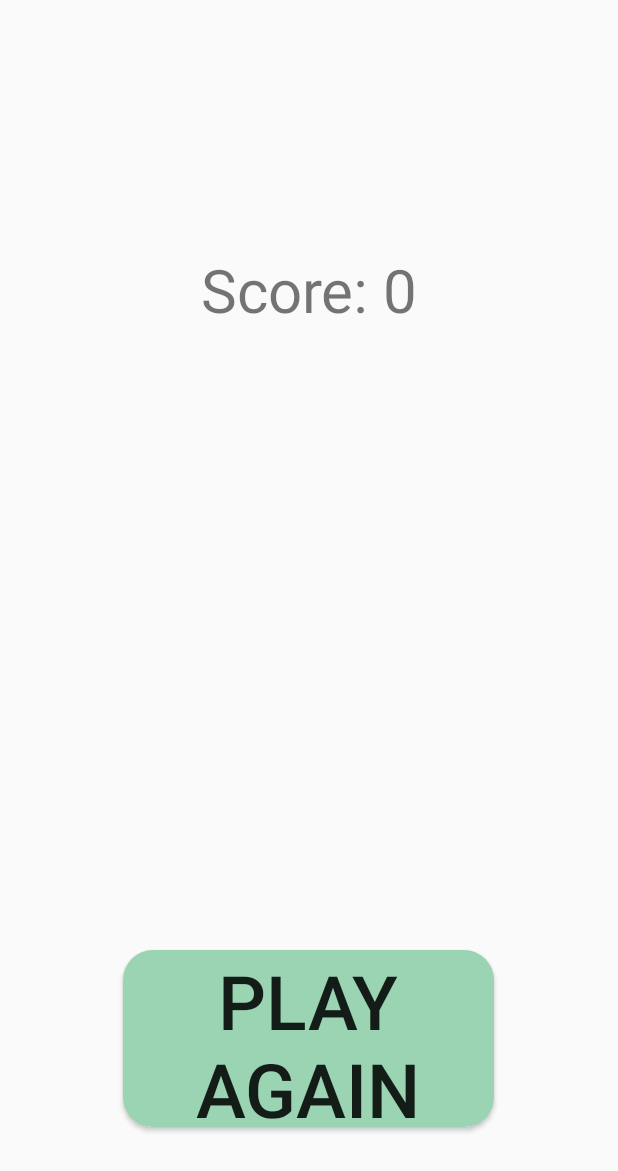
After one commit to Bockcui/ThinkTNCK, an Android app: the gameOver screen opened directly, with no data from a screen before it, on a phone screen of 412 x 824 dp. The commit adds this screen. Shown: the top 1171 px of the screen. Run offline under Robolectric (Android 15) with nearby library versions, the phone set to English and light mode, and no system bars.

Commit message:
created game over page
created game over page and implemented game logic to redirect to game over page

```diff
--- a/app/src/main/AndroidManifest.xml
+++ b/app/src/main/AndroidManifest.xml
@@ -23,6 +23,8 @@
 
         <activity android:name=".diffActivity" ></activity>
 
+        <activity android:name=".gameOver" ></activity>
+
         <activity android:name=".gameActivity" ></activity>
 
     </application>
--- a/app/src/main/java/com/example/shapeshift/gameActivity.java
+++ b/app/src/main/java/com/example/shapeshift/gameActivity.java
@@ -1,5 +1,6 @@
 package com.example.shapeshift;
 
+import android.content.Intent;
 import android.graphics.drawable.Drawable;
 import android.media.MediaPlayer;
 import android.os.Bundle;
@@ -480,7 +481,7 @@ public class gameActivity extends AppCompatActivity implements View.OnClickListe
                     public void onFinish()
                     {
                         if(lives == 0)
-                            finish();
+                            onEnd(score);
                         else
                             startRound();
                     }
@@ -513,7 +514,7 @@ public class gameActivity extends AppCompatActivity implements View.OnClickListe
                     public void onFinish()
                     {
                         if(lives == 0)
-                            finish();
+                            onEnd(score);
                         else
                             startRound();
                     }
@@ -547,4 +548,17 @@ public class gameActivity extends AppCompatActivity implements View.OnClickListe
             }
         }
     }
+
+    private void onEnd(int finScore)
+    {
+        Intent intentEnd= new Intent(gameActivity.this, gameOver.class);
+
+        intentEnd.putExtra("val",finScore);
+        startActivity(intentEnd);
+
+
+
+
+
+    }
 }
--- /dev/null
+++ b/app/src/main/java/com/example/shapeshift/gameOver.java
@@ -0,0 +1,39 @@
+package com.example.shapeshift;
+
+import android.content.Intent;
+import android.os.Bundle;
+import android.view.View;
+import android.widget.Button;
+import android.widget.TextView;
+
+import androidx.annotation.Nullable;
+import androidx.appcompat.app.AppCompatActivity;
+
+public class gameOver extends AppCompatActivity {
+
+
+    @Override
+    protected void onCreate(@Nullable Bundle savedInstanceState){
+        super.onCreate(savedInstanceState);
+        setContentView(R.layout.game_over_page);
+
+        TextView scoreText=(TextView)findViewById(R.id.scoreT);
+
+        Button play_again = (Button) findViewById(R.id.play_again);
+        play_again.setOnClickListener(new View.OnClickListener() {
+            @Override
+            public void onClick(View view) {
+                Intent intent = new Intent(gameOver.this, diffActivity.class);
+                startActivity(intent);
+            }
+        });
+
+Intent intentEnd= getIntent();
+int score=intentEnd.getIntExtra("val",0);
+
+scoreText.setText("Score: "+score);
+
+    }
+
+
+}
--- /dev/null
+++ b/app/src/main/res/layout/game_over_page.xml
@@ -0,0 +1,41 @@
+<?xml version="1.0" encoding="utf-8"?>
+<androidx.constraintlayout.widget.ConstraintLayout xmlns:android="http://schemas.android.com/apk/res/android"
+    xmlns:app="http://schemas.android.com/apk/res-auto"
+    xmlns:tools="http://schemas.android.com/tools"
+    android:id="@+id/game_over_page"
+    android:layout_width="match_parent"
+    android:layout_height="match_parent"
+
+    >
+
+
+    <Button
+        android:id="@+id/play_again"
+        android:layout_width="247dp"
+        android:layout_height="118dp"
+        android:background="@drawable/rounded_play_button"
+        android:text="Play Again"
+
+        android:textSize="50sp"
+        app:layout_constraintBottom_toBottomOf="parent"
+        app:layout_constraintEnd_toEndOf="parent"
+        app:layout_constraintHorizontal_bias="0.497"
+        app:layout_constraintStart_toStartOf="parent"
+        app:layout_constraintTop_toTopOf="parent"
+        app:layout_constraintVertical_bias="0.897" />
+
+    <TextView
+        android:id="@+id/scoreT"
+        android:layout_width="wrap_content"
+        android:layout_height="wrap_content"
+        android:text="Score: "
+        android:textColorHint="#AC8E8E"
+        android:textSize="40dp"
+        app:layout_constraintBottom_toBottomOf="parent"
+        app:layout_constraintEnd_toEndOf="parent"
+        app:layout_constraintStart_toStartOf="parent"
+        app:layout_constraintTop_toTopOf="parent"
+        app:layout_constraintVertical_bias="0.216" />
+
+
+</androidx.constraintlayout.widget.ConstraintLayout>
```
